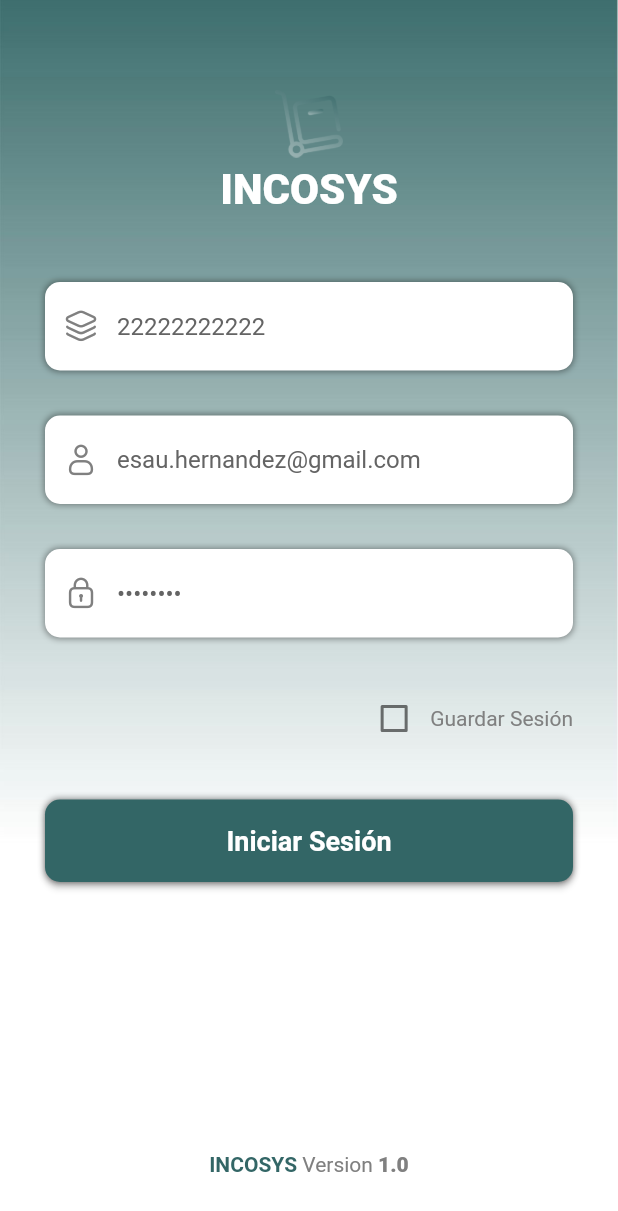
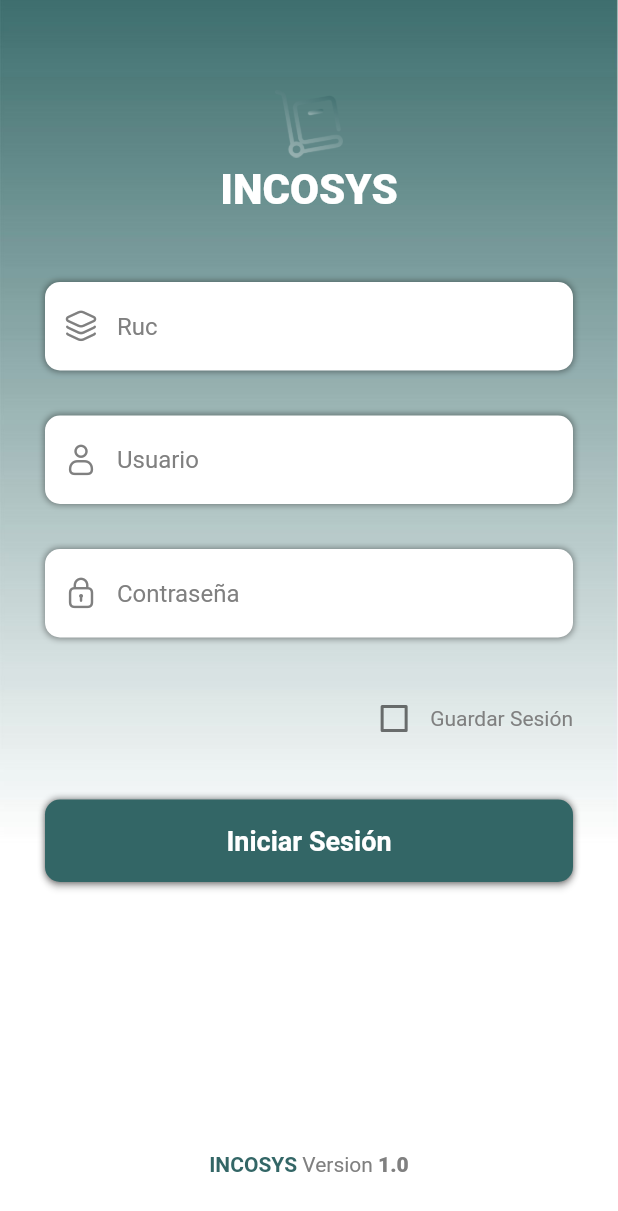
Before and after one commit to haroldg-dev/incosysTest, a Flutter app: the screen it shows after launch, on a phone screen of 412 x 824 dp. Shown: the top 1211 px of the screen. Run offline on Flutter 3.47's test engine with Material 2 defaults, Android fonts, the phone set to English and light mode, and no system bars; our stand-ins replace dio, flutter_riverpod, get_storage, go_router, image_picker, riverpod_annotation and 2 more; missing offline and left inert: mobile_scanner; accounts and stored records are empty; generated files the repository leaves out were written again.

Commit message:
app prod

```diff
--- a/lib/src/home/pages/home.page.dart
+++ b/lib/src/home/pages/home.page.dart
@@ -61,8 +61,8 @@ class HomePageState extends ConsumerState<HomePage> {
     final ubicacionController = TextEditingController();
     final conteoController = TextEditingController();
     final GlobalKey<ScaffoldState> scaffoldKey = GlobalKey<ScaffoldState>();
-    ubicacionController.text = "ubiTest";
-    conteoController.text = "1";
+    // ubicacionController.text = "ubiTest";
+    // conteoController.text = "1";
     return Scaffold(
       key: scaffoldKey,
       resizeToAvoidBottomInset: false,
--- a/lib/src/login/widgets/login.form.dart
+++ b/lib/src/login/widgets/login.form.dart
@@ -29,9 +29,9 @@ class LoginFormState extends ConsumerState<LoginForm> {
 
   @override
   Widget build(BuildContext context) {
-    ruc.text = '22222222222';
-    user.text = 'esau.hernandez@gmail.com';
-    password.text = '88552233';
+    // ruc.text = '22222222222';
+    // user.text = 'esau.hernandez@gmail.com';
+    // password.text = '88552233';
 
     return Column(
       children: [
--- a/pubspec.yaml
+++ b/pubspec.yaml
@@ -16,7 +16,7 @@ publish_to: "none" # Remove this line if you wish to publish to pub.dev
 # https://developer.apple.com/library/archive/documentation/General/Reference/InfoPlistKeyReference/Articles/CoreFoundationKeys.html
 # In Windows, build-name is used as the major, minor, and patch parts
 # of the product and file versions while build-number is used as the build suffix.
-version: 1.0.0+1
+version: 1.0.0+2
 
 environment:
   sdk: ">=3.0.5 <4.0.0"
@@ -59,7 +59,6 @@ flutter_launcher_icons:
   ios: true
   image_path: "lib/src/asset/images/app_icon.png"
 
-
 dev_dependencies:
   flutter_test:
     sdk: flutter
@@ -74,7 +73,6 @@ dev_dependencies:
   riverpod_generator: ^2.2.5
   riverpod_lint: ^2.0.0
   custom_lint: ^0.5.1
-
 
 # For information on the generic Dart part of this file, see the
 # following page: https://dart.dev/tools/pub/pubspec
```
Also changed, not shown: 1 other file.
